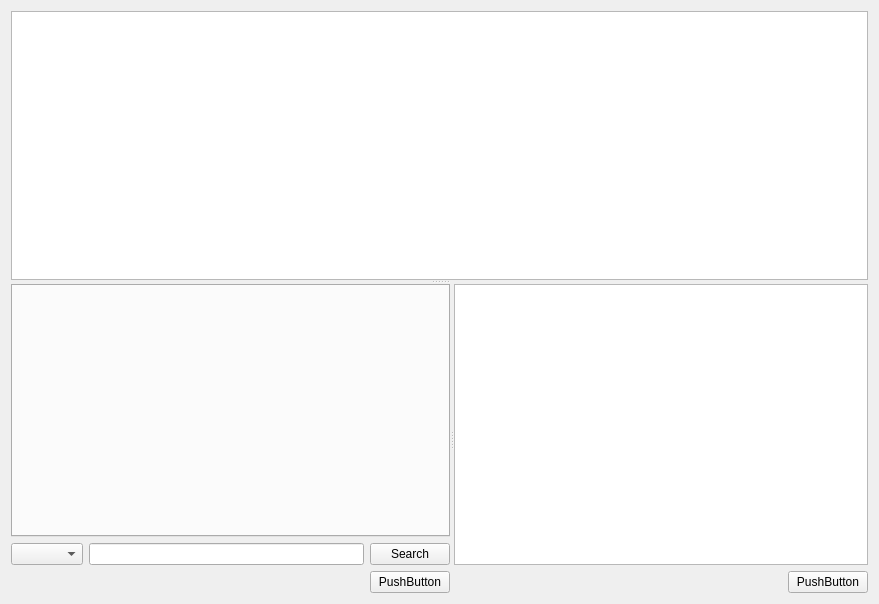
Qt form addOrder.ui (geonwuk/TheEditor) before a commit.
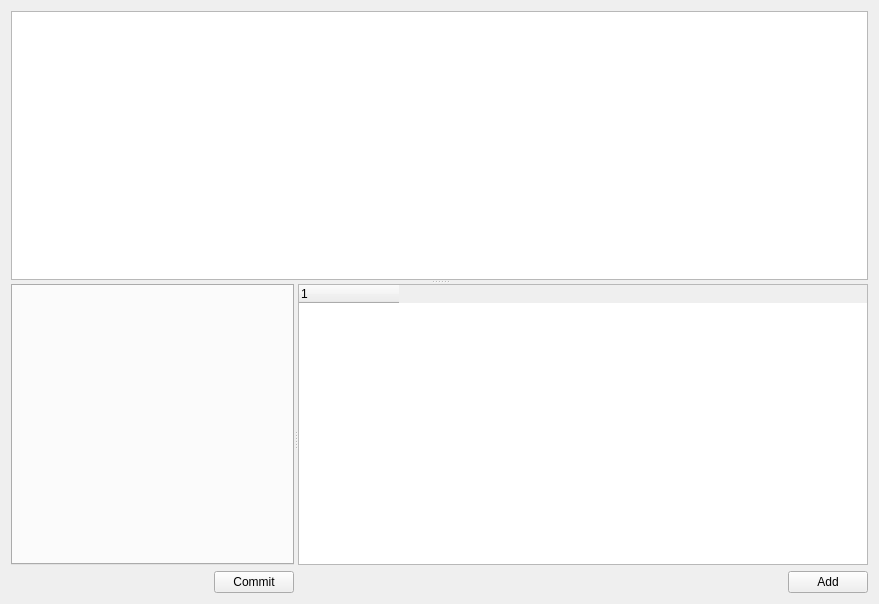
The same form after that commit.

The edit to the form file:
```diff
--- a/addOrder.ui
+++ b/addOrder.ui
@@ -40,23 +40,6 @@
            </property>
           </widget>
          </item>
-         <item>
-          <layout class="QHBoxLayout" name="horizontalLayout">
-           <item>
-            <widget class="QComboBox" name="comboBox"/>
-           </item>
-           <item>
-            <widget class="QLineEdit" name="lineEdit"/>
-           </item>
-           <item>
-            <widget class="QPushButton" name="searchButton">
-             <property name="text">
-              <string>Search</string>
-             </property>
-            </widget>
-           </item>
-          </layout>
-         </item>
          <item>
           <layout class="QHBoxLayout" name="horizontalLayout_2">
            <item>
@@ -75,7 +58,7 @@
            <item>
             <widget class="QPushButton" name="commitOrderButton">
              <property name="text">
-              <string>PushButton</string>
+              <string>Commit</string>
              </property>
             </widget>
            </item>
@@ -88,6 +71,15 @@
        <layout class="QVBoxLayout" name="verticalLayout_2">
         <item>
          <widget class="QTreeWidget" name="orderTree">
+          <property name="frameShadow">
+           <enum>QFrame::Plain</enum>
+          </property>
+          <property name="lineWidth">
+           <number>1</number>
+          </property>
+          <property name="midLineWidth">
+           <number>1</number>
+          </property>
           <property name="rootIsDecorated">
            <bool>true</bool>
           </property>
@@ -101,19 +93,17 @@
            <bool>false</bool>
           </property>
           <property name="headerHidden">
-           <bool>true</bool>
+           <bool>false</bool>
           </property>
           <property name="expandsOnDoubleClick">
            <bool>true</bool>
           </property>
           <attribute name="headerVisible">
+           <bool>true</bool>
+          </attribute>
+          <attribute name="headerStretchLastSection">
            <bool>false</bool>
           </attribute>
-          <column>
-           <property name="text">
-            <string notr="true">1</string>
-           </property>
-          </column>
          </widget>
         </item>
         <item>
@@ -134,7 +124,7 @@
           <item>
            <widget class="QPushButton" name="addOrderButton">
             <property name="text">
-             <string>PushButton</string>
+             <string>Add</string>
             </property>
            </widget>
           </item>
```
Left out of the diff: 3 changed lines with no effect on the pictures.
